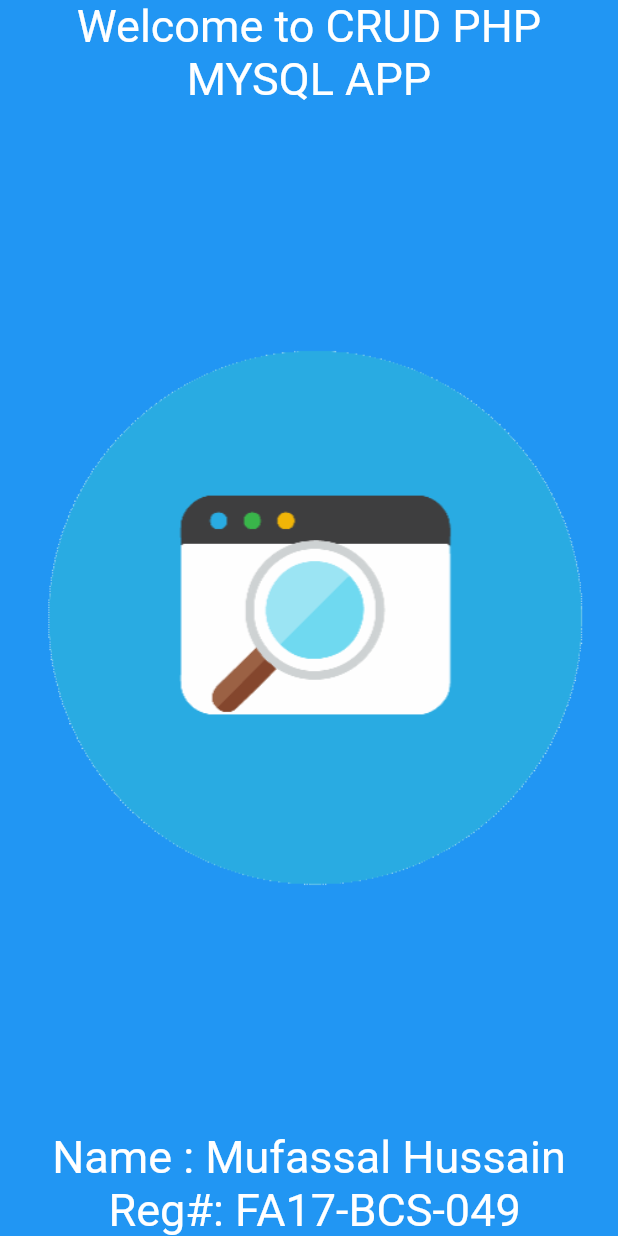
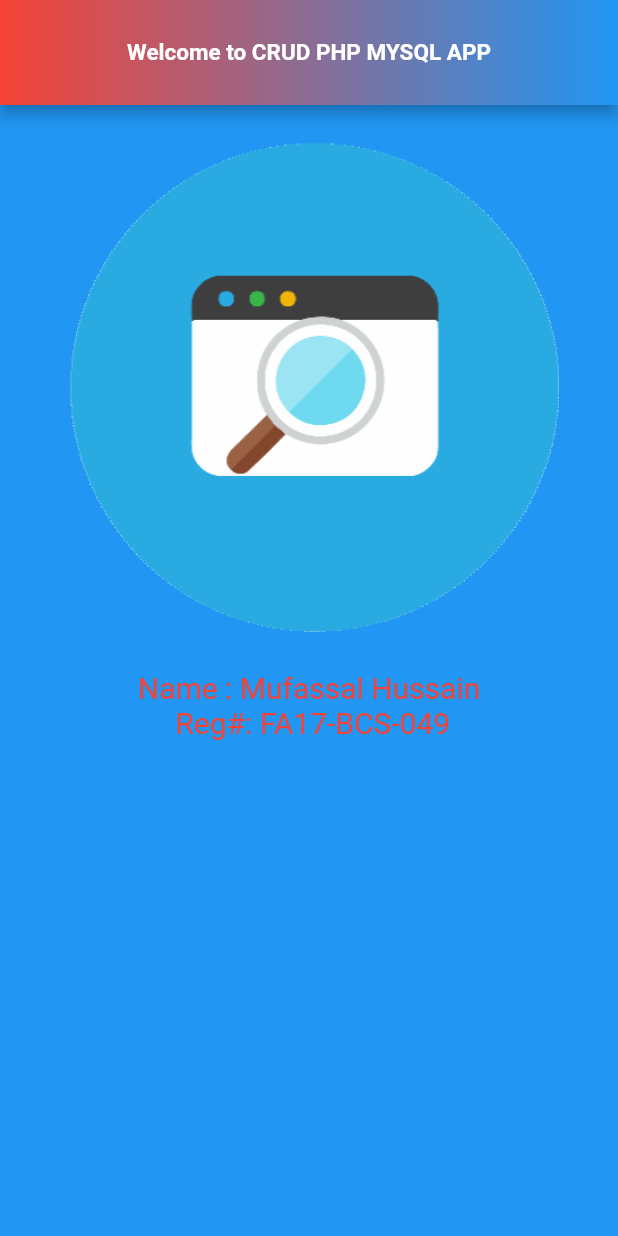
Before and after one commit to mufassalhussain/BSCS_B15_SEC_A_049, a Flutter app: the splashscreen screen opened directly, on a phone screen of 412 x 824 dp. Run offline on Flutter 3.47's test engine with Material 2 defaults, Android fonts, the phone set to English and light mode, and no system bars; our stand-ins replace audioplayers, cloud_firestore, firebase_core; accounts and stored records are empty; Roboto replaces fonts that are missing (Satisfy).

Commit message:
color setting
color setting

```diff
--- a/crud_php/lib/contacts.dart
+++ b/crud_php/lib/contacts.dart
@@ -72,7 +72,7 @@ class _aboutusState extends State<aboutus> {
                             backgroundColor: Colors.white,
                             radius: 85,
                             backgroundImage:
-                                AssetImage('images/Mufassalprofile.png'),
+                                AssetImage('assets/Mufassalprofile.png'),
                           ),
                         ),
                         SizedBox(
--- a/crud_php/lib/home.dart
+++ b/crud_php/lib/home.dart
@@ -3,6 +3,8 @@ import 'package:flutter/material.dart';
 import 'package:flutter/services.dart';
 import 'package:crud_php/home.dart';
 import 'package:crud_php/addoreditpage.dart';
+
+import 'contacts.dart';
 
 class mainhome extends StatefulWidget {
   @override
@@ -168,7 +170,7 @@ class NavDrawer extends StatelessWidget {
             decoration: BoxDecoration(
                 color: Colors.blue,
                 image: DecorationImage(
-                    fit: BoxFit.contain, image: AssetImage('images/view.png'))),
+                    fit: BoxFit.contain, image: AssetImage('assets/view.png'))),
           ),
           ListTile(
             leading: Icon(Icons.home),
@@ -199,7 +201,7 @@ class NavDrawer extends StatelessWidget {
             title: Text('Contact Us'),
             onTap: () => {
               Navigator.push(
-                  context, MaterialPageRoute(builder: (context) => Add())),
+                  context, MaterialPageRoute(builder: (context) => aboutus())),
             },
           ),
         ],
--- a/crud_php/lib/splash.dart
+++ b/crud_php/lib/splash.dart
@@ -24,39 +24,46 @@ class _splashscreenState extends State<splashscreen> {
   @override
   Widget build(BuildContext context) {
     return Scaffold(
+      appBar: AppBar(
+        toolbarHeight: 70.0,
+        centerTitle: true,
+        title: Text(
+          'Welcome to CRUD PHP MYSQL APP',
+          style: TextStyle(fontWeight: FontWeight.bold, fontSize: 15.0),
+        ),
+
+        // leading: IconButton(
+        //  icon: Icon(Icons.menu),
+        //onPressed: () {
+        // NavDrawer();
+        //},
+        // ),
+        flexibleSpace: Container(
+          decoration: BoxDecoration(
+            gradient: LinearGradient(
+              begin: Alignment.centerLeft,
+              end: Alignment.centerRight,
+              colors: [Colors.red, Colors.blue],
+            ),
+          ),
+        ),
+      ),
       backgroundColor: Colors.blue,
       body: Center(
           child: Column(
         mainAxisAlignment: MainAxisAlignment.center,
         children: <Widget>[
-          Text(
-            'Welcome to CRUD PHP MYSQL APP',
-            style: TextStyle(
-              fontSize: 30.0,
-              color: Colors.white,
-              fontFamily: "Satisfy",
-            ),
-            textAlign: TextAlign.center,
-          ),
-          SizedBox(
-            height: 20.0,
-          ),
           Expanded(
             child: Image.asset(
               'assets/annimation.gif',
             ),
           ),
-          SizedBox(
-            height: 20.0,
-          ),
-          Text(
-            'Name : Mufassal Hussain\n Reg#: FA17-BCS-049',
-            style: TextStyle(
-              fontSize: 30.0,
-              color: Colors.white,
-              fontFamily: "Satisfy",
+          Expanded(
+            child: Text(
+              'Name : Mufassal Hussain\n Reg#: FA17-BCS-049',
+              style: TextStyle(fontSize: 20.0, color: Colors.red),
+              textAlign: TextAlign.center,
             ),
-            textAlign: TextAlign.center,
           ),
         ],
       )),
```
